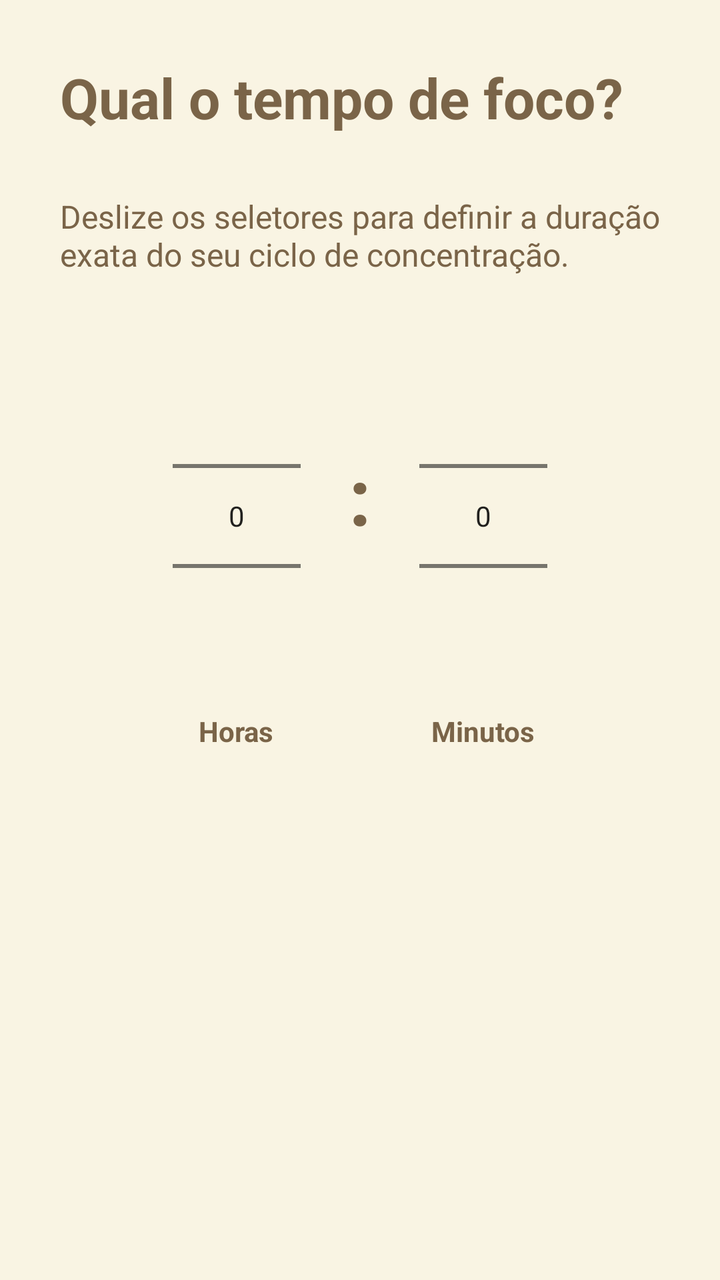
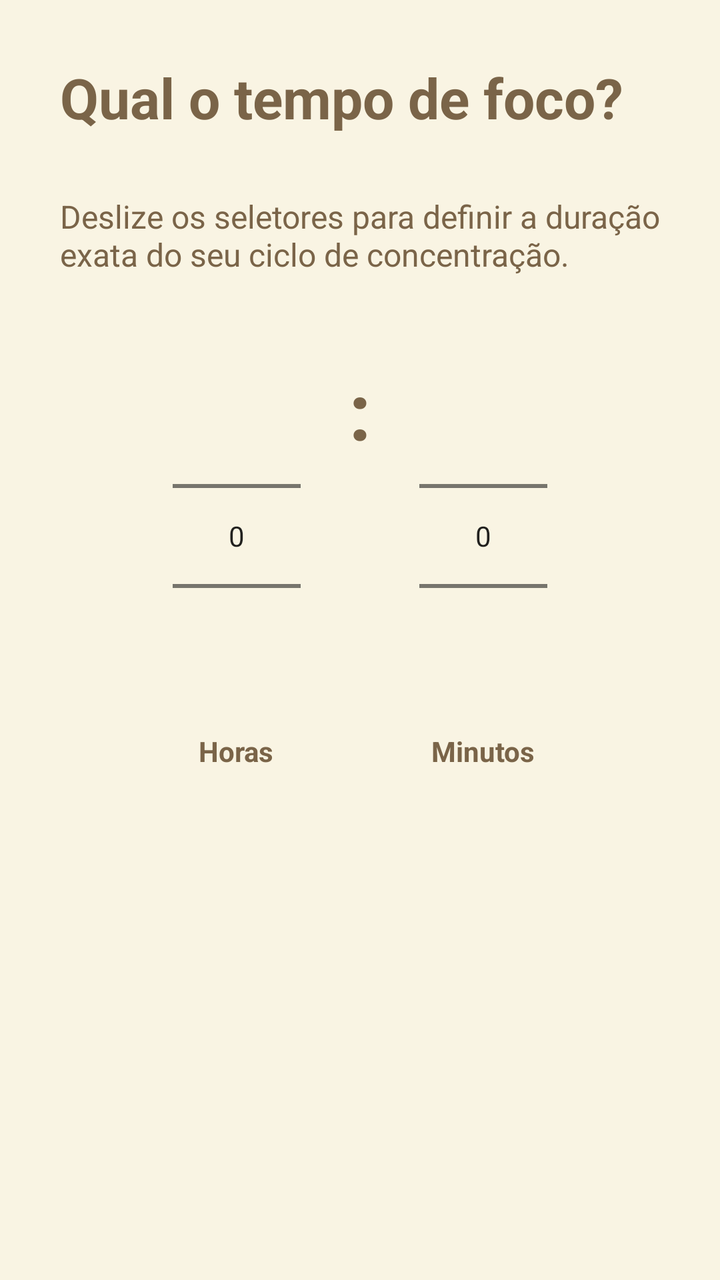

An Android layout rendered at two revisions. The XML below is the earlier revision; the diff shows what the commit changed to produce the second picture.
<!-- AndroidManifest.xml: application theme Theme.Orbi -->
<!-- res/layout/fragment_step_three.xml -->
<?xml version="1.0" encoding="utf-8"?>
<androidx.constraintlayout.widget.ConstraintLayout
    xmlns:android="http://schemas.android.com/apk/res/android"
    xmlns:app="http://schemas.android.com/apk/res-auto"
    android:layout_width="match_parent"
    android:layout_height="match_parent"
    android:background="@color/orbi_cream">


    <TextView
        android:id="@+id/tv_step_title"
        android:layout_width="0dp"
        android:layout_height="wrap_content"
        android:layout_marginHorizontal="30dp"
        android:layout_marginStart="30dp"
        android:layout_marginTop="30dp"
        android:layout_marginEnd="30dp"
        android:text="Qual o tempo de foco?"
        android:textColor="@color/orbi_dark_brown"
        android:textSize="28sp"
        android:textStyle="bold"
        app:layout_constraintEnd_toEndOf="parent"
        app:layout_constraintStart_toStartOf="parent"
        app:layout_constraintTop_toTopOf="parent" />


    <TextView
        android:id="@+id/tv_step_desc"
        android:layout_width="0dp"
        android:layout_height="wrap_content"
        android:layout_marginHorizontal="30dp"
        android:layout_marginStart="30dp"
        android:layout_marginTop="30dp"
        android:layout_marginEnd="30dp"
        android:justificationMode="inter_word"
        android:text="Deslize os seletores para definir a duração exata do seu ciclo de concentração."
        android:textColor="@color/orbi_dark_brown"
        android:textSize="16sp"
        app:layout_constraintEnd_toEndOf="parent"
        app:layout_constraintStart_toStartOf="parent"
        app:layout_constraintTop_toBottomOf="@+id/tv_step_title" />


    
    <LinearLayout
        android:id="@+id/layout_time_picker"
        android:layout_width="0dp"
        android:layout_height="wrap_content"
        android:layout_marginStart="30dp"
        android:layout_marginTop="30dp"
        android:layout_marginEnd="30dp"
        android:gravity="center"
        android:orientation="horizontal"
        app:layout_constraintEnd_toEndOf="parent"
        app:layout_constraintStart_toStartOf="parent"
        app:layout_constraintTop_toBottomOf="@+id/tv_step_desc">


        
        <LinearLayout
            android:layout_width="wrap_content"
            android:layout_height="wrap_content"
            android:gravity="center"
            android:orientation="vertical">


            <NumberPicker
                android:id="@+id/picker_hours"
                android:layout_width="wrap_content"
                android:layout_height="wrap_content"
                android:theme="@style/Theme.AppCompat.Light" />


            <TextView
                android:layout_width="wrap_content"
                android:layout_height="wrap_content"
                android:layout_marginTop="8dp"
                android:text="Horas"
                android:textColor="@color/orbi_dark_brown"
                android:textSize="14sp"
                android:textStyle="bold" />


        </LinearLayout>


        
        <TextView
            android:layout_width="wrap_content"
            android:layout_height="wrap_content"
            android:layout_marginHorizontal="24dp"
            android:layout_marginBottom="24dp"
            android:text=":"
            android:textColor="@color/orbi_dark_brown"
            android:textSize="40sp"
            android:textStyle="bold" />


        
        <LinearLayout
            android:layout_width="wrap_content"
            android:layout_height="wrap_content"
            android:gravity="center"
            android:orientation="vertical">


            <NumberPicker
                android:id="@+id/picker_minutes"
                android:layout_width="wrap_content"
                android:layout_height="wrap_content"
                android:theme="@style/Theme.AppCompat.Light" />


            <TextView
                android:layout_width="wrap_content"
                android:layout_height="wrap_content"
                android:layout_marginTop="8dp"
                android:text="Minutos"
                android:textColor="@color/orbi_dark_brown"
                android:textSize="14sp"
                android:textStyle="bold" />


        </LinearLayout>


    </LinearLayout>


</androidx.constraintlayout.widget.ConstraintLayout>
<!-- resources referenced by this layout -->
<resources>
  <color name="orbi_cream">#F9F4E3</color>
  <color name="orbi_dark_brown">#7A6448</color>
  <style name="Theme.Orbi" parent="Theme.MaterialComponents.Light.NoActionBar">
  
  
          <item name="colorPrimary">@color/orbi_dark_brown</item>
          <item name="colorPrimaryVariant">@color/orbi_olive</item>
          <item name="colorOnPrimary">@color/orbi_white</item>
          <item name="colorSecondary">@color/orbi_olive</item>
          <item name="colorSecondaryVariant">@color/orbi_light_olive</item>
          <item name="colorOnSecondary">@color/orbi_white</item>
  
  
          
          <item name="android:statusBarColor">@color/orbi_cream</item>
          <item name="android:windowLightStatusBar">true</item>
  
  
          
          <item name="android:navigationBarColor">@color/orbi_cream</item>
          <item name="android:windowLightNavigationBar" tools:targetApi="o_mr1">true</item>
  
  
      </style>
  <color name="orbi_olive">#B1BA8E</color>
  <color name="orbi_white">#FFFFFF</color>
  <color name="orbi_light_olive">#D4DDB1</color>
</resources>

<!-- the commit's change to res/layout/fragment_step_three.xml (unified diff, before → after) -->
@@ -42,89 +42,98 @@
 
 
     
-    <LinearLayout
-        android:id="@+id/layout_time_picker"
-        android:layout_width="0dp"
-        android:layout_height="wrap_content"
-        android:layout_marginStart="30dp"
+    <androidx.core.widget.NestedScrollView
+        android:layout_width="match_parent"
+        android:layout_height="0dp"
         android:layout_marginTop="30dp"
-        android:layout_marginEnd="30dp"
-        android:gravity="center"
-        android:orientation="horizontal"
-        app:layout_constraintEnd_toEndOf="parent"
-        app:layout_constraintStart_toStartOf="parent"
+        android:fillViewport="true"
+        app:layout_constraintBottom_toBottomOf="parent"
         app:layout_constraintTop_toBottomOf="@+id/tv_step_desc">
 
 
         
         <LinearLayout
-            android:layout_width="wrap_content"
+            android:id="@+id/layout_time_picker"
+            android:layout_width="match_parent"
             android:layout_height="wrap_content"
-            android:gravity="center"
-            android:orientation="vertical">
+            android:gravity="top|center_horizontal"
+            android:orientation="horizontal"
+            android:paddingTop="10dp"
+            android:paddingBottom="40dp">
 
 
-            <NumberPicker
-                android:id="@+id/picker_hours"
+            
+            <LinearLayout
                 android:layout_width="wrap_content"
                 android:layout_height="wrap_content"
-                android:theme="@style/Theme.AppCompat.Light" />
+                android:gravity="center"
+                android:orientation="vertical">
 
 
+                <NumberPicker
+                    android:id="@+id/picker_hours"
+                    android:layout_width="wrap_content"
+                    android:layout_height="wrap_content"
+                    android:theme="@style/Theme.AppCompat.Light" />
+
+
+                <TextView
+                    android:layout_width="wrap_content"
+                    android:layout_height="wrap_content"
+                    android:layout_marginTop="8dp"
+                    android:text="Horas"
+                    android:textColor="@color/orbi_dark_brown"
+                    android:textSize="14sp"
+                    android:textStyle="bold" />
+
+
+            </LinearLayout>
+
+
+            
             <TextView
                 android:layout_width="wrap_content"
                 android:layout_height="wrap_content"
-                android:layout_marginTop="8dp"
-                android:text="Horas"
+                android:layout_marginHorizontal="24dp"
+                android:layout_marginBottom="24dp"
+                android:text=":"
                 android:textColor="@color/orbi_dark_brown"
-                android:textSize="14sp"
+                android:textSize="40sp"
                 android:textStyle="bold" />
+
+
+            
+            <LinearLayout
+                android:layout_width="wrap_content"
+                android:layout_height="wrap_content"
+                android:gravity="center"
+                android:orientation="vertical">
+
+
+                <NumberPicker
+                    android:id="@+id/picker_minutes"
+                    android:layout_width="wrap_content"
+                    android:layout_height="wrap_content"
+                    android:theme="@style/Theme.AppCompat.Light" />
+
+
+                <TextView
+                    android:layout_width="wrap_content"
+                    android:layout_height="wrap_content"
+                    android:layout_marginTop="8dp"
+                    android:text="Minutos"
+                    android:textColor="@color/orbi_dark_brown"
+                    android:textSize="14sp"
+                    android:textStyle="bold" />
+
+
+            </LinearLayout>
 
 
         </LinearLayout>
 
 
-        
-        <TextView
-            android:layout_width="wrap_content"
-            android:layout_height="wrap_content"
-            android:layout_marginHorizontal="24dp"
-            android:layout_marginBottom="24dp"
-            android:text=":"
-            android:textColor="@color/orbi_dark_brown"
-            android:textSize="40sp"
-            android:textStyle="bold" />
-
-
-        
-        <LinearLayout
-            android:layout_width="wrap_content"
-            android:layout_height="wrap_content"
-            android:gravity="center"
-            android:orientation="vertical">
-
-
-            <NumberPicker
-                android:id="@+id/picker_minutes"
-                android:layout_width="wrap_content"
-                android:layout_height="wrap_content"
-                android:theme="@style/Theme.AppCompat.Light" />
-
-
-            <TextView
-                android:layout_width="wrap_content"
-                android:layout_height="wrap_content"
-                android:layout_marginTop="8dp"
-                android:text="Minutos"
-                android:textColor="@color/orbi_dark_brown"
-                android:textSize="14sp"
-                android:textStyle="bold" />
-
-
-        </LinearLayout>
-
-
-    </LinearLayout>
+    </androidx.core.widget.NestedScrollView>
 
 
 </androidx.constraintlayout.widget.ConstraintLayout>
